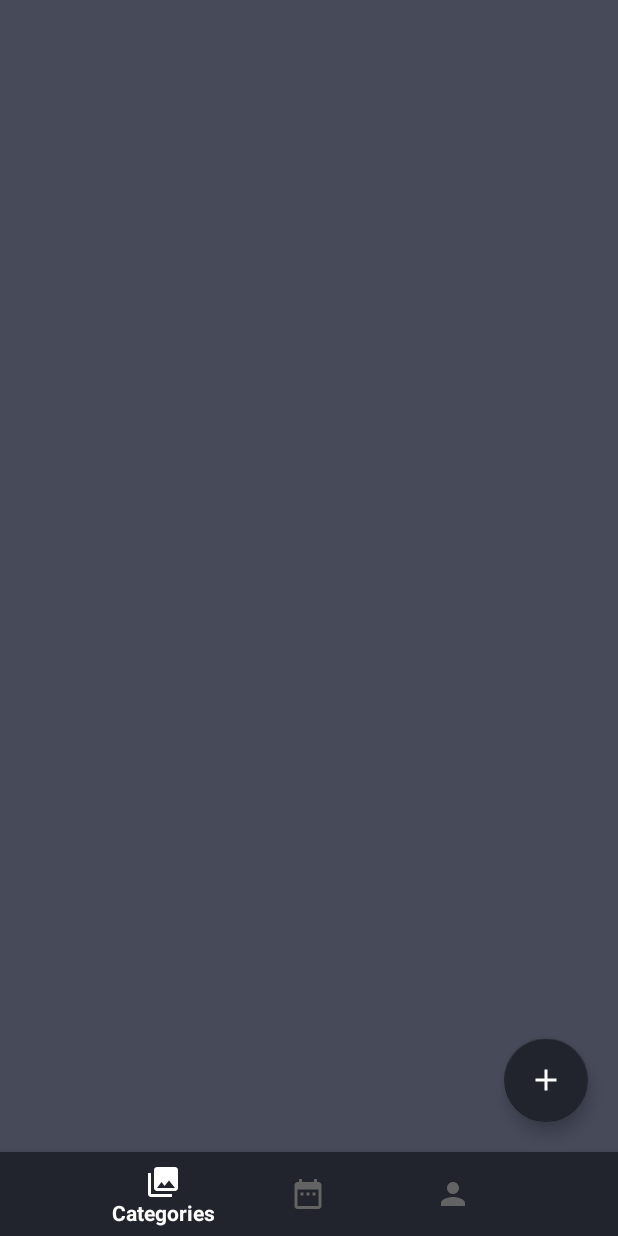
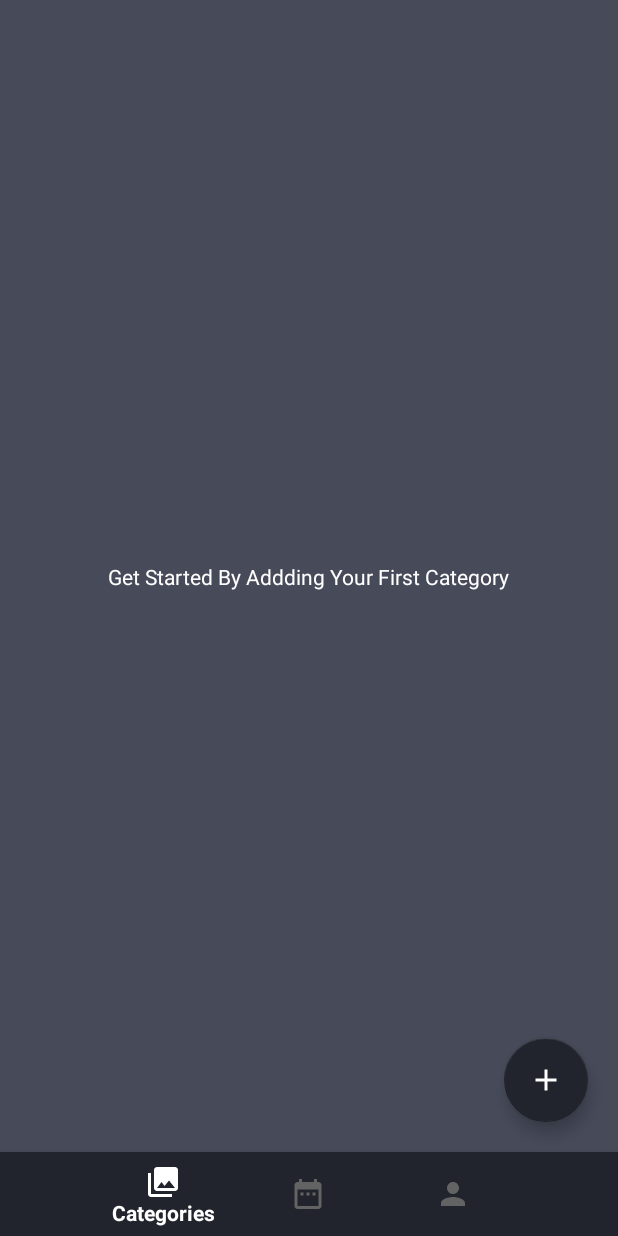
Before and after one commit to ashuTTN/bootcamp_ashutosh, an Android app: the screen it shows after launch once a user with an empty profile is signed in (CategoryActivity), on a phone screen of 412 x 824 dp. Run offline under Robolectric (Android 15) with nearby library versions, the phone set to English and light mode, and no system bars; our stand-ins replace Firebase (no records; nobody signed in at launch, a user with empty details on screens opened directly).

Commit message:
Adding validation in add category and show a view when empty category

```diff
--- a/GalleryAppMvvm/app/src/main/java/com/example/galleryappmvvm/view/CategoryFragment.kt
+++ b/GalleryAppMvvm/app/src/main/java/com/example/galleryappmvvm/view/CategoryFragment.kt
@@ -14,10 +14,11 @@ import com.example.galleryappmvvm.view.Interfaces.CategoryClickListener
 import com.example.galleryappmvvm.viewmodel.CategoryViewModel
 import com.example.galleryappmvvm.viewmodel.FirebaseViewModel
 import com.example.galleryappmvvm.viewmodel.MyViewModelfactory
+import kotlinx.android.synthetic.main.category_fragment_layout.*
 import kotlinx.android.synthetic.main.category_fragment_layout.view.addCategoryFloatingActionButton
 
 
-class CategoryFragment : Fragment() ,
+class CategoryFragment : Fragment(),
     CategoryClickListener {
     private lateinit var recyclerView: RecyclerView
     private lateinit var recyclerAdapter: CategoryAdapter
@@ -38,24 +39,26 @@ class CategoryFragment : Fragment() ,
         return view
     }
 
-    private fun fetchCategories(view: View){
+    private fun fetchCategories(view: View) {
         recyclerView = view.findViewById(R.id.category_recycler_view)
         viewModel = ViewModelProvider(this).get(FirebaseViewModel::class.java)
         recyclerAdapter = CategoryAdapter(this.context!!, this)
 
         mViewModel.getSavedCategories().observe(viewLifecycleOwner, Observer {
-            it?.let{
+            it?.let {
+                if (!it.isEmpty()) {
                     recyclerAdapter.setCategories(it)
                     recyclerView.adapter = recyclerAdapter
-                recyclerView.layoutManager = GridLayoutManager(this.context,2)
+                    recyclerView.layoutManager = GridLayoutManager(this.context, 2)
+                } else
+                    empty_text_category_fragmnet.visibility = View.VISIBLE
             }
         })
     }
 
 
-
-    private fun setListeners(view:View) {
-        view.addCategoryFloatingActionButton.setOnClickListener{
+    private fun setListeners(view: View) {
+        view.addCategoryFloatingActionButton.setOnClickListener {
             addAddCategoryFragment()
         }
     }
@@ -72,10 +75,10 @@ class CategoryFragment : Fragment() ,
     override fun onClick(categoryID: Any) {
         val categoryInformationFragment = CategoryInfoFragment()
         val args = Bundle()
-            args.putString("categoryID","${categoryID}")
+        args.putString("categoryID", "${categoryID}")
         categoryInformationFragment.arguments = args
         val transaction = activity!!.supportFragmentManager.beginTransaction()
-            transaction.replace(R.id.fragment_container2,categoryInformationFragment)
+        transaction.replace(R.id.fragment_container2, categoryInformationFragment)
         transaction.addToBackStack(null)
         transaction.commit()
     }
--- a/GalleryAppMvvm/app/src/main/java/com/example/galleryappmvvm/view/UserProfileFragment.kt
+++ b/GalleryAppMvvm/app/src/main/java/com/example/galleryappmvvm/view/UserProfileFragment.kt
@@ -36,7 +36,6 @@ class UserProfileFragment : Fragment() {
         ViewModelProvider(this, MyViewModelfactory()).get(UserProfileViewModel::class.java)
     }
     private lateinit var loadingDialog: LoadingDialog
-
 
     private var selectedPhotoUri: Uri? = null
     private val CAMERA_REQUEST = 0
--- a/GalleryAppMvvm/app/src/main/res/layout/category_fragment_layout.xml
+++ b/GalleryAppMvvm/app/src/main/res/layout/category_fragment_layout.xml
@@ -3,7 +3,8 @@
     xmlns:tools="http://schemas.android.com/tools"
     android:layout_width="match_parent"
     android:layout_height="match_parent"
-    xmlns:app="http://schemas.android.com/apk/res-auto">
+    xmlns:app="http://schemas.android.com/apk/res-auto"
+    android:background="@color/colorPrimary">
 
     <androidx.recyclerview.widget.RecyclerView
         android:id="@+id/category_recycler_view"
@@ -27,7 +28,17 @@
         app:layout_constraintEnd_toEndOf="parent"
         android:layout_marginEnd="@dimen/margin_20dp"
         android:layout_marginBottom="@dimen/margin_20dp"
-
         />
+    <TextView
+        android:visibility="invisible"
+        android:id="@+id/empty_text_category_fragmnet"
+        android:textColor="@android:color/white"
+        android:text="Get Started By Addding Your First Category"
+        app:layout_constraintTop_toTopOf="parent"
+        app:layout_constraintBottom_toBottomOf="parent"
+        app:layout_constraintStart_toStartOf="parent"
+        app:layout_constraintEnd_toEndOf="parent"
+        android:layout_width="wrap_content"
+        android:layout_height="wrap_content"/>
 
 </androidx.constraintlayout.widget.ConstraintLayout>
```
Also changed, not shown: GalleryAppMvvm/app/src/main/AndroidManifest.xml (+5 -2 lines), GalleryAppMvvm/app/src/main/java/com/example/galleryappmvvm/view/AddCategoryFragment.kt (+6 -1 lines), GalleryAppMvvm/app/src/main/java/com/example/galleryappmvvm/viewmodel/AddCategoryViewModel.kt (+13 -7 lines). Lines whose indentation alone changed are shown as unchanged.
